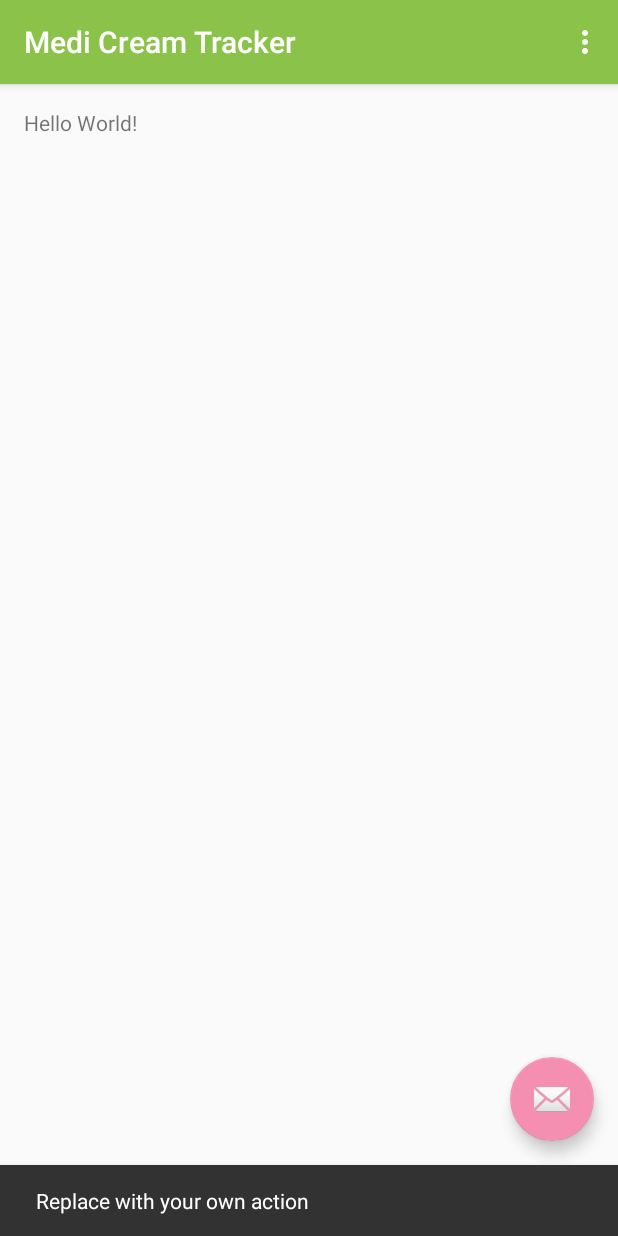
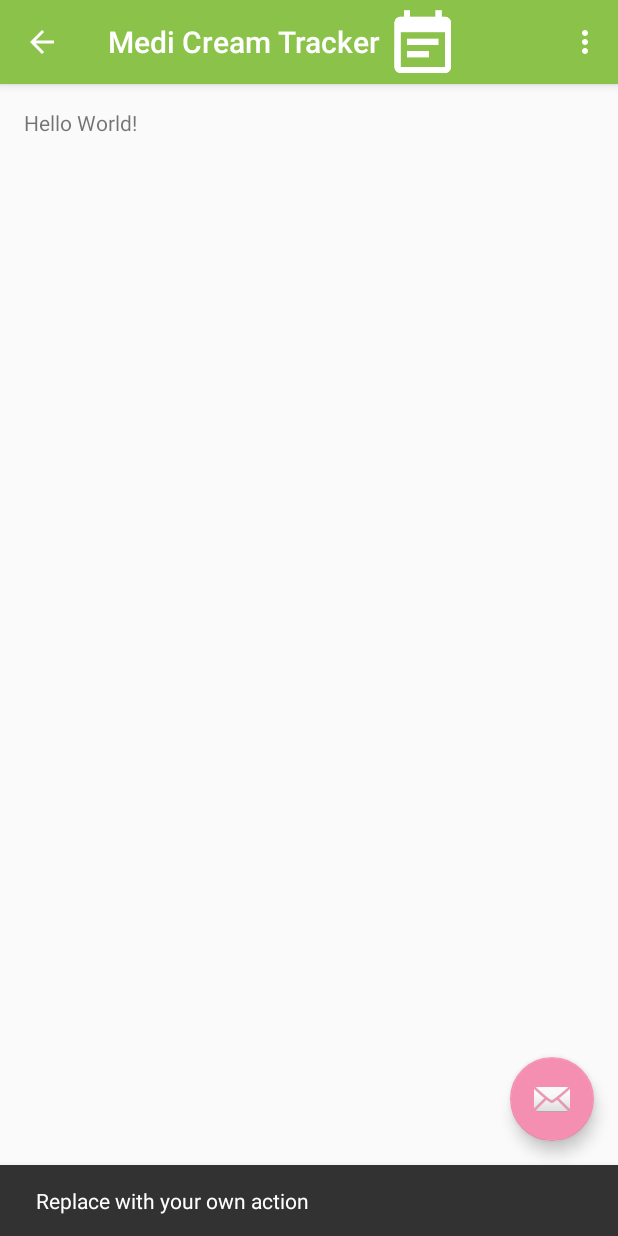
Before and after one commit to Masakore/Capstone-Project, an Android app: the screen it shows after launch (MainActivity), after a tap on an icon or button, on a phone screen of 412 x 824 dp. Run offline under Robolectric (Android 15) with nearby library versions, the phone set to English and light mode, and no system bars.

Commit message:
Added Toolbar

```diff
--- a/medicreamtracker/app/build.gradle
+++ b/medicreamtracker/app/build.gradle
@@ -6,7 +6,7 @@ android {
 
     defaultConfig {
         applicationId "com.masakorelab.medicreamtracker"
-        minSdkVersion 16
+        minSdkVersion 21
         targetSdkVersion 23
         versionCode 1
         versionName "1.0"
--- a/medicreamtracker/app/src/main/AndroidManifest.xml
+++ b/medicreamtracker/app/src/main/AndroidManifest.xml
@@ -4,7 +4,7 @@
 
     <application
         android:allowBackup="true"
-        android:icon="@mipmap/ic_launcher"
+        android:icon="@drawable/ic_launcher"
         android:label="@string/app_name"
         android:supportsRtl="true"
         android:theme="@style/AppTheme">
--- a/medicreamtracker/app/src/main/java/com/masakorelab/medicreamtracker/MainActivity.java
+++ b/medicreamtracker/app/src/main/java/com/masakorelab/medicreamtracker/MainActivity.java
@@ -17,6 +17,7 @@ public class MainActivity extends AppCompatActivity {
     setContentView(R.layout.activity_main);
     Toolbar toolbar = (Toolbar) findViewById(R.id.toolbar);
     setSupportActionBar(toolbar);
+    getSupportActionBar().setDisplayHomeAsUpEnabled(true);
 
     FloatingActionButton fab = (FloatingActionButton) findViewById(R.id.fab);
     fab.setOnClickListener(new View.OnClickListener() {
--- a/medicreamtracker/app/src/main/res/layout/activity_main.xml
+++ b/medicreamtracker/app/src/main/res/layout/activity_main.xml
@@ -18,7 +18,14 @@
             android:layout_width="match_parent"
             android:layout_height="?attr/actionBarSize"
             android:background="?attr/colorPrimary"
-            app:popupTheme="@style/AppTheme.PopupOverlay"/>
+            app:popupTheme="@style/AppTheme.PopupOverlay">
+            <ImageView
+                android:layout_width="wrap_content"
+                android:layout_height="match_parent"
+                android:src="@drawable/ic_logo"
+                android:scaleType="center"/>
+
+        </android.support.v7.widget.Toolbar>
 
     </android.support.design.widget.AppBarLayout>
 
@@ -30,6 +37,8 @@
         android:layout_height="wrap_content"
         android:layout_gravity="bottom|end"
         android:layout_margin="@dimen/fab_margin"
-        android:src="@android:drawable/ic_dialog_email"/>
+        android:src="@android:drawable/ic_dialog_email">
+
+    </android.support.design.widget.FloatingActionButton>
 
 </android.support.design.widget.CoordinatorLayout>
--- a/medicreamtracker/app/src/main/res/values/styles.xml
+++ b/medicreamtracker/app/src/main/res/values/styles.xml
@@ -1,11 +1,17 @@
 <resources>
 
     <!-- Base application theme. -->
-    <style name="AppTheme" parent="Theme.AppCompat.Light.DarkActionBar">
-        <!-- Customize your theme here. -->
+    <style name="AppTheme" parent="Theme.AppCompat.Light.NoActionBar">
         <item name="colorPrimary">@color/colorPrimary</item>
         <item name="colorPrimaryDark">@color/colorPrimaryDark</item>
         <item name="colorAccent">@color/colorAccent</item>
+        <item name="toolbarStyle">@style/Toolbar</item>
+    </style>
+
+    <style name="Toolbar" parent="Widget.AppCompat.Toolbar">
+      <item name="android:background">?attr/colorPrimary</item>
+      <item name="android:popupTheme">@style/Theme.AppCompat.Light</item>
+      <!-- min sdk 21 -->
     </style>
 
     <style name="AppTheme.NoActionBar">
```
